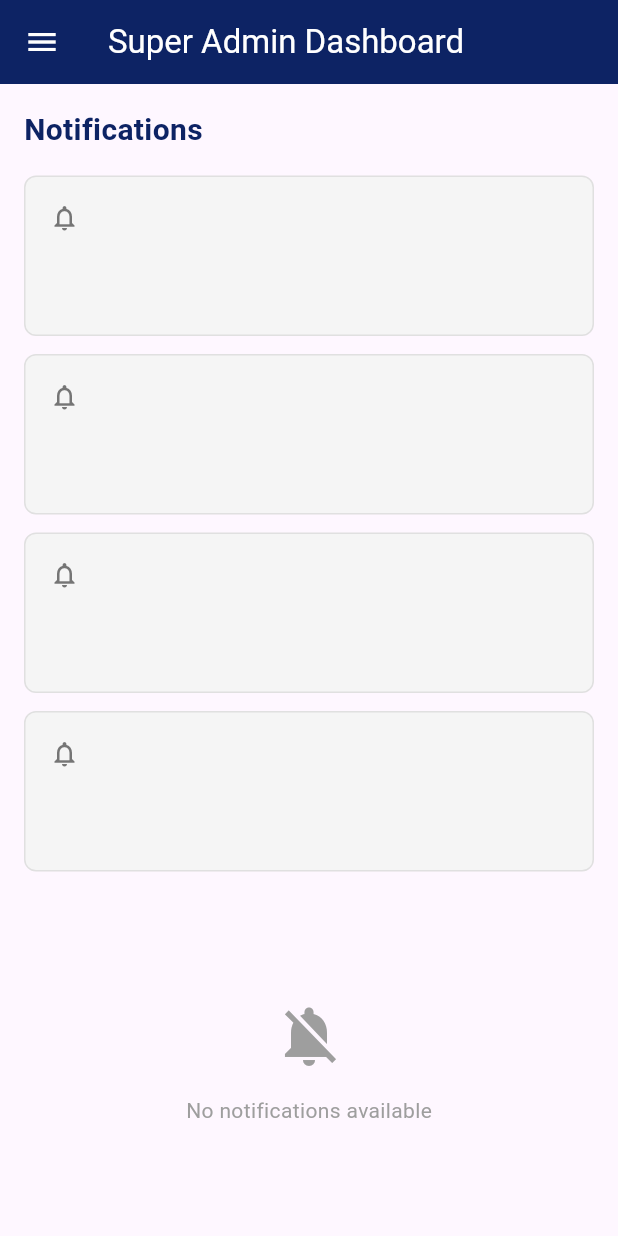
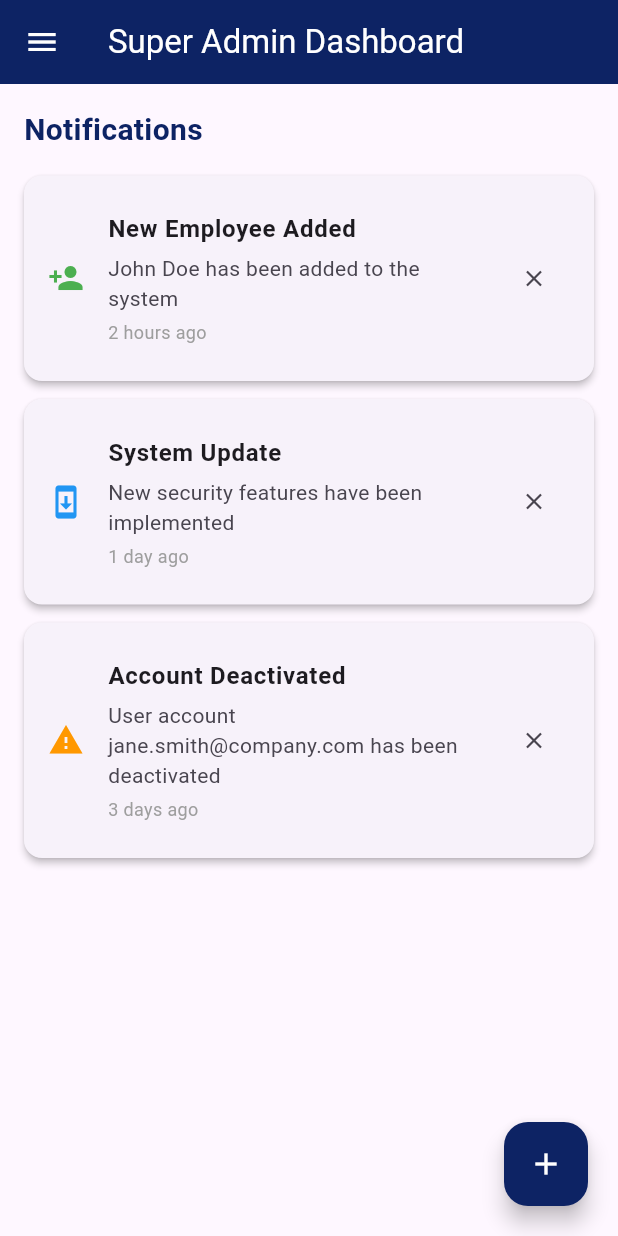
Before and after one commit to Venomous0511/JeepEZ, a Flutter app: the SuperAdminDashboard screen opened directly with empty values, on a phone screen of 412 x 824 dp. Run offline on Flutter 3.47's test engine with Material 3 defaults, Android fonts, the phone set to English and light mode, and no system bars; our stand-ins replace cloud_firestore, firebase_auth, firebase_core; accounts and stored records are empty; generated files the repository leaves out were written again.

Commit message:
iconadd notifi

```diff
--- a/lib/screens/dashboards/super_admin_dashboard.dart
+++ b/lib/screens/dashboards/super_admin_dashboard.dart
@@ -22,8 +22,27 @@ class _SuperAdminDashboardState extends State<SuperAdminDashboard> {
   // For dropdown in drawer
   bool showUserManagementOptions = false;
 
-  // Sample notifications data
-  final List<Map<String, String>> _notifications = [];
+  // Notifications data
+  final List<Map<String, String>> _notifications = [
+    {
+      'title': 'New Employee Added',
+      'message': 'John Doe has been added to the system',
+      'time': '2 hours ago',
+      'type': 'user',
+    },
+    {
+      'title': 'System Update',
+      'message': 'New security features have been implemented',
+      'time': '1 day ago',
+      'type': 'system',
+    },
+    {
+      'title': 'Account Deactivated',
+      'message': 'User account jane.smith@company.com has been deactivated',
+      'time': '3 days ago',
+      'type': 'warning',
+    },
+  ];
 
   late List<Widget> _screens;
 
@@ -39,56 +58,28 @@ class _SuperAdminDashboardState extends State<SuperAdminDashboard> {
     });
   }
 
-  // Blank notification placeholder widget
-  Widget _buildNotificationPlaceholder(int index) {
-    return Container(
-      width: double.infinity,
-      padding: const EdgeInsets.all(16),
-      margin: const EdgeInsets.only(bottom: 12),
-      decoration: BoxDecoration(
-        color: Colors.grey[100],
-        borderRadius: BorderRadius.circular(8),
-        border: Border.all(color: Colors.grey[300]!),
-      ),
-      child: Column(
-        crossAxisAlignment: CrossAxisAlignment.start,
-        children: [
-          Row(
-            children: [
-              Icon(Icons.notifications_none, size: 20, color: Colors.grey[600]),
-              const SizedBox(width: 8),
-              Text(
-                '', // Blank title
-                style: TextStyle(
-                  fontSize: 16,
-                  fontWeight: FontWeight.bold,
-                  color: Colors.grey[700],
-                ),
-              ),
-            ],
-          ),
-          const SizedBox(height: 8),
-          Text(
-            '', // Blank message
-            style: TextStyle(fontSize: 14, color: Colors.grey[600]),
-          ),
-          const SizedBox(height: 4),
-          Text(
-            '', // Blank status
-            style: TextStyle(
-              fontSize: 12,
-              color: Colors.grey[500],
-              fontStyle: FontStyle.italic,
-            ),
-          ),
-        ],
-      ),
+  // Function to add a new notification
+  void _addNotification() {
+    setState(() {
+      _notifications.insert(0, {
+        'title': 'New Notification',
+        'message': 'This is a sample notification added from the dashboard',
+        'time': 'Just now',
+        'type': 'info',
+      });
+    });
+
+    // Show confirmation
+    ScaffoldMessenger.of(context).showSnackBar(
+      const SnackBar(content: Text('Notification added successfully!')),
     );
   }
 
   /// ---------------- HOME SCREEN ----------------
   Widget _buildHomeScreen() {
-    return Padding(
+    return Stack(
+      children: [
+        Padding(
           padding: const EdgeInsets.all(16),
           child: Column(
             crossAxisAlignment: CrossAxisAlignment.start,
@@ -99,14 +90,6 @@ class _SuperAdminDashboardState extends State<SuperAdminDashboard> {
                   fontSize: 20,
                   fontWeight: FontWeight.bold,
                   color: Color(0xFF0D2364),
-            ),
-          ),
-          const SizedBox(height: 16),
-          // placeholders
-          Column(
-            children: List.generate(
-              4,
-              (index) => _buildNotificationPlaceholder(index),
                 ),
               ),
               const SizedBox(height: 16),
@@ -133,17 +116,39 @@ class _SuperAdminDashboardState extends State<SuperAdminDashboard> {
                         itemCount: _notifications.length,
                         itemBuilder: (context, index) {
                           final notification = _notifications[index];
+                          IconData iconData;
+                          Color iconColor;
+
+                          // Set icon based on notification type
+                          switch (notification['type']) {
+                            case 'user':
+                              iconData = Icons.person_add;
+                              iconColor = Colors.green;
+                              break;
+                            case 'system':
+                              iconData = Icons.system_update;
+                              iconColor = Colors.blue;
+                              break;
+                            case 'warning':
+                              iconData = Icons.warning;
+                              iconColor = Colors.orange;
+                              break;
+                            default:
+                              iconData = Icons.notifications;
+                              iconColor = const Color(0xFF0D2364);
+                          }
+
                           return Card(
                             margin: const EdgeInsets.only(bottom: 12),
+                            elevation: 2,
                             child: ListTile(
                               contentPadding: const EdgeInsets.all(16),
-                          leading: const Icon(
-                            Icons.notifications,
-                            color: Color(0xFF0D2364),
-                          ),
+                              leading: Icon(iconData, color: iconColor),
                               title: Text(
                                 notification['title']!,
-                            style: const TextStyle(fontWeight: FontWeight.bold),
+                                style: const TextStyle(
+                                  fontWeight: FontWeight.bold,
+                                ),
                               ),
                               subtitle: Column(
                                 crossAxisAlignment: CrossAxisAlignment.start,
@@ -175,6 +180,20 @@ class _SuperAdminDashboardState extends State<SuperAdminDashboard> {
               ),
             ],
           ),
+        ),
+        // Add Notification floating button in bottom right
+        Positioned(
+          bottom: 20,
+          right: 20,
+          child: FloatingActionButton(
+            onPressed: _addNotification,
+            backgroundColor: const Color(0xFF0D2364),
+            foregroundColor: Colors.white,
+            child: const Icon(Icons.add),
+            tooltip: 'Add Notification',
+          ),
+        ),
+      ],
     );
   }
 
```
Lines whose indentation alone changed are shown as unchanged.
